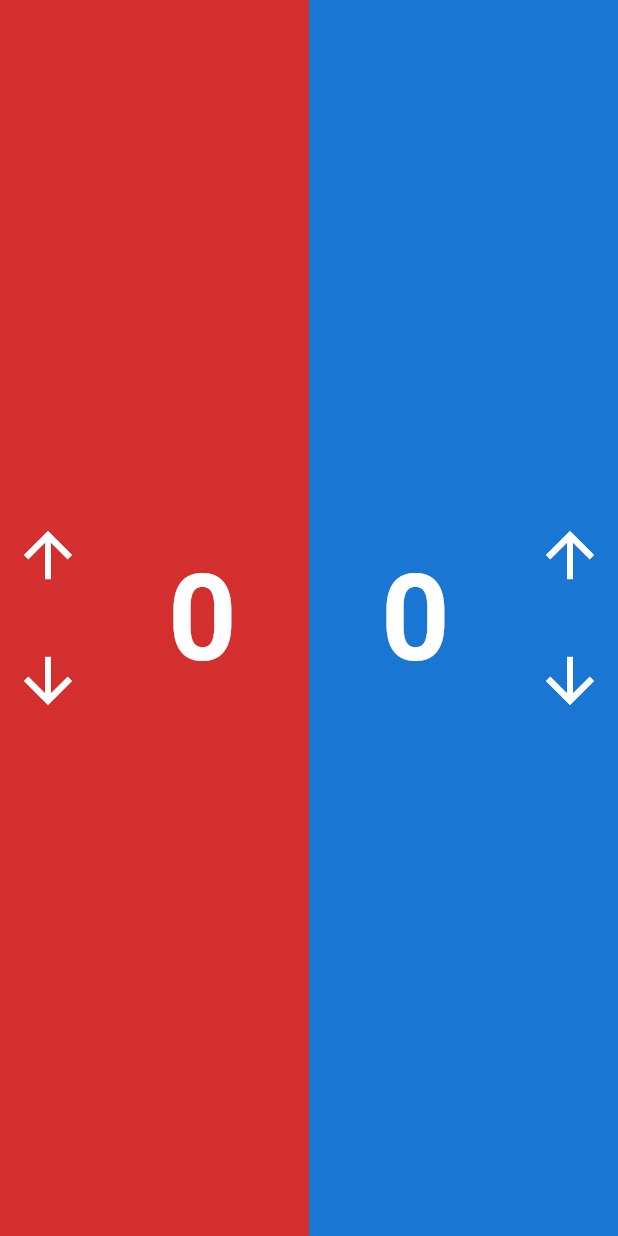
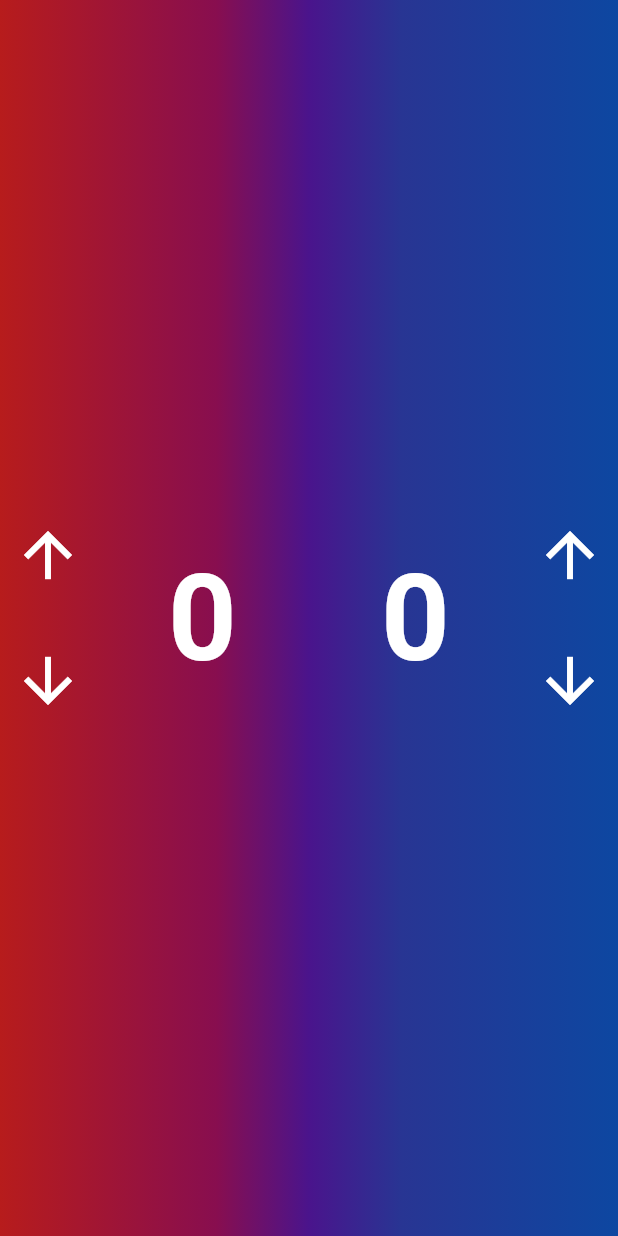
Before and after one commit to viktorhultsten/shuffleboard_flutter, a Flutter app: the ScoreboardPage screen opened directly, on a phone screen of 412 x 824 dp. Run offline on Flutter 3.47's test engine with Material 3 defaults, Android fonts, the phone set to English and light mode, and no system bars; our stand-ins replace qr_flutter.

Commit message:
color transition

```diff
--- a/lib/pages/scoreboard/scoreboard_page.dart
+++ b/lib/pages/scoreboard/scoreboard_page.dart
@@ -27,12 +27,26 @@ class _ScoreboardPageState extends State<ScoreboardPage> {
   @override
   Widget build(BuildContext context) {
     return Scaffold(
-      body: Row(
+      body: Container(
+        decoration: const BoxDecoration(
+          gradient: LinearGradient(
+            colors: [
+              Color(0xFFB71C1C),
+              Color(0xFF880E4F),
+              Color(0xFF4A148C),
+              Color(0xFF283593),
+              Color(0xFF0D47A1),
+            ],
+            stops: [0.0, 0.35, 0.5, 0.65, 1.0],
+            begin: Alignment.centerLeft,
+            end: Alignment.centerRight,
+          ),
+        ),
+        child: Row(
           children: [
             Expanded(
               child: ScoreboardTeamSection(
                 score: redScore,
-              color: const Color(0xFFD32F2F),
                 onChange: (i) => _onScoreChange(i, isRed: true),
                 rightSide: false,
               ),
@@ -40,13 +54,13 @@ class _ScoreboardPageState extends State<ScoreboardPage> {
             Expanded(
               child: ScoreboardTeamSection(
                 score: blueScore,
-              color: const Color(0xFF1976D2),
                 onChange: (i) => _onScoreChange(i, isRed: false),
                 rightSide: true,
               ),
             ),
           ],
         ),
+      ),
     );
   }
 }
--- a/lib/pages/scoreboard/scoreboard_team_section.dart
+++ b/lib/pages/scoreboard/scoreboard_team_section.dart
@@ -3,22 +3,18 @@ import 'package:flutter/material.dart';
 class ScoreboardTeamSection extends StatelessWidget {
   final int score;
   final Function(int i) onChange;
-  final Color color;
   final bool rightSide;
 
   const ScoreboardTeamSection({
     super.key,
     required this.score,
     required this.onChange,
-    required this.color,
     required this.rightSide,
   });
 
   @override
   Widget build(BuildContext context) {
-    return Container(
-      color: color,
-      child: Center(
+    return Center(
         child: SafeArea(
           child: Row(
             mainAxisSize: MainAxisSize.min,
@@ -77,7 +73,6 @@ class ScoreboardTeamSection extends StatelessWidget {
             ],
           ),
         ),
-      ),
     );
   }
 }
```
Lines whose indentation alone changed are shown as unchanged.
